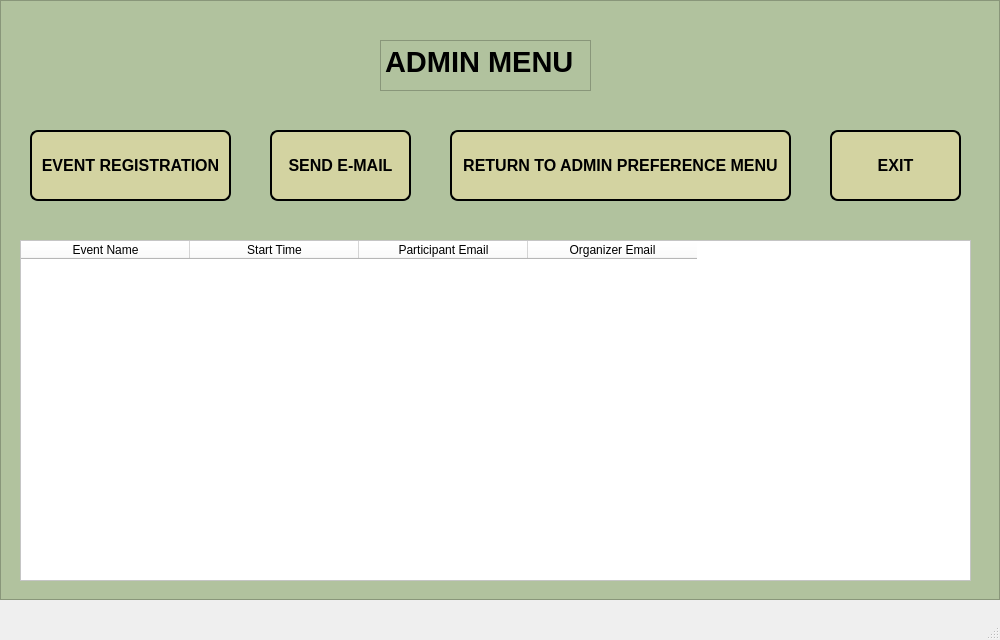
werhereitacademy/Python-Module-Week7, file Admin_Menu.ui: the form before one commit.
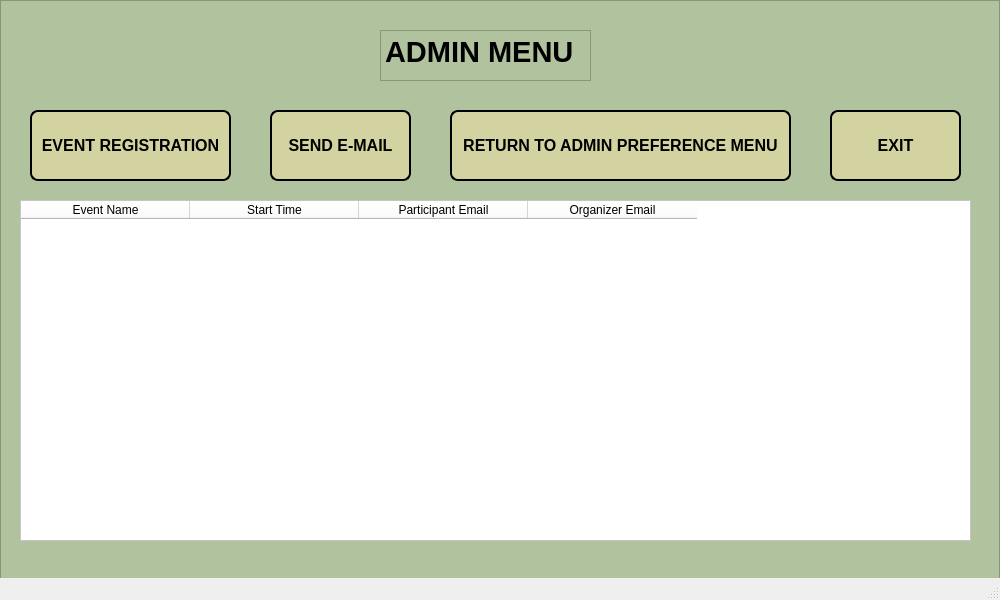
The form after the commit.

```diff
--- a/Admin_Menu.ui
+++ b/Admin_Menu.ui
@@ -7,9 +7,27 @@
     <x>0</x>
     <y>0</y>
     <width>1000</width>
-    <height>640</height>
+    <height>600</height>
    </rect>
   </property>
+  <property name="sizePolicy">
+   <sizepolicy hsizetype="Fixed" vsizetype="Fixed">
+    <horstretch>0</horstretch>
+    <verstretch>0</verstretch>
+   </sizepolicy>
+  </property>
+  <property name="minimumSize">
+   <size>
+    <width>1000</width>
+    <height>600</height>
+   </size>
+  </property>
+  <property name="maximumSize">
+   <size>
+    <width>1000</width>
+    <height>600</height>
+   </size>
+  </property>
   <property name="windowTitle">
    <string>MainWindow</string>
   </property>
@@ -36,7 +54,7 @@
      <property name="geometry">
       <rect>
        <x>20</x>
-       <y>240</y>
+       <y>200</y>
        <width>951</width>
        <height>341</height>
       </rect>
@@ -72,7 +90,7 @@
      <property name="geometry">
       <rect>
        <x>270</x>
-       <y>130</y>
+       <y>110</y>
        <width>141</width>
        <height>71</height>
       </rect>
@@ -107,7 +125,7 @@
      <property name="geometry">
       <rect>
        <x>830</x>
-       <y>130</y>
+       <y>110</y>
        <width>131</width>
        <height>71</height>
       </rect>
@@ -142,7 +160,7 @@
      <property name="geometry">
       <rect>
        <x>450</x>
-       <y>130</y>
+       <y>110</y>
        <width>341</width>
        <height>71</height>
       </rect>
@@ -177,7 +195,7 @@
      <property name="geometry">
       <rect>
        <x>30</x>
-       <y>130</y>
+       <y>110</y>
        <width>201</width>
        <height>71</height>
       </rect>
@@ -212,7 +230,7 @@
      <property name="geometry">
       <rect>
        <x>380</x>
-       <y>40</y>
+       <y>30</y>
        <width>211</width>
        <height>51</height>
       </rect>
```
